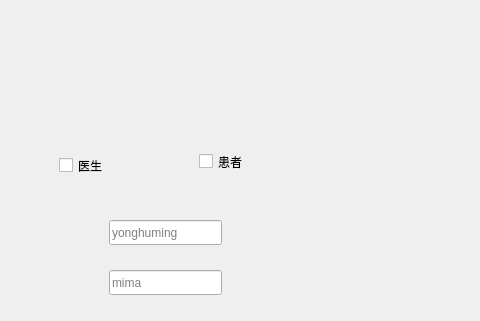
Qt form ui/mainwindow.ui (BottleOfErie/SmartHospital) before a commit; both pictures show x 211 to 691 and y 0 to 321 of the 800 by 600 pixel window.
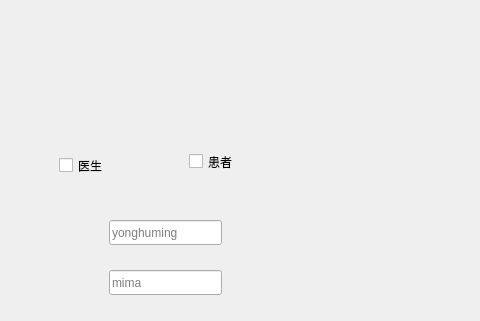
The same form after that commit.

Patch:
```diff
--- a/ui/mainwindow.ui
+++ b/ui/mainwindow.ui
@@ -56,7 +56,7 @@
    <widget class="QCheckBox" name="checkBox_2">
     <property name="geometry">
      <rect>
-      <x>410</x>
+      <x>400</x>
       <y>150</y>
       <width>92</width>
       <height>23</height>
```
Left out of the diff: 56 changed lines with no effect on the pictures.
